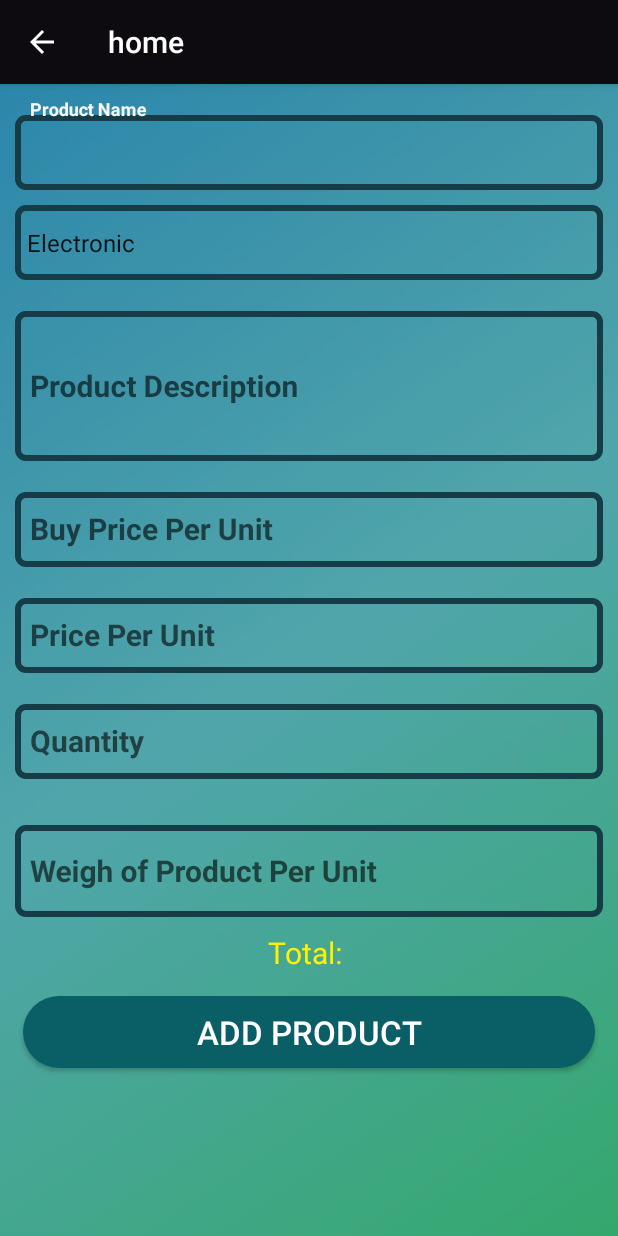
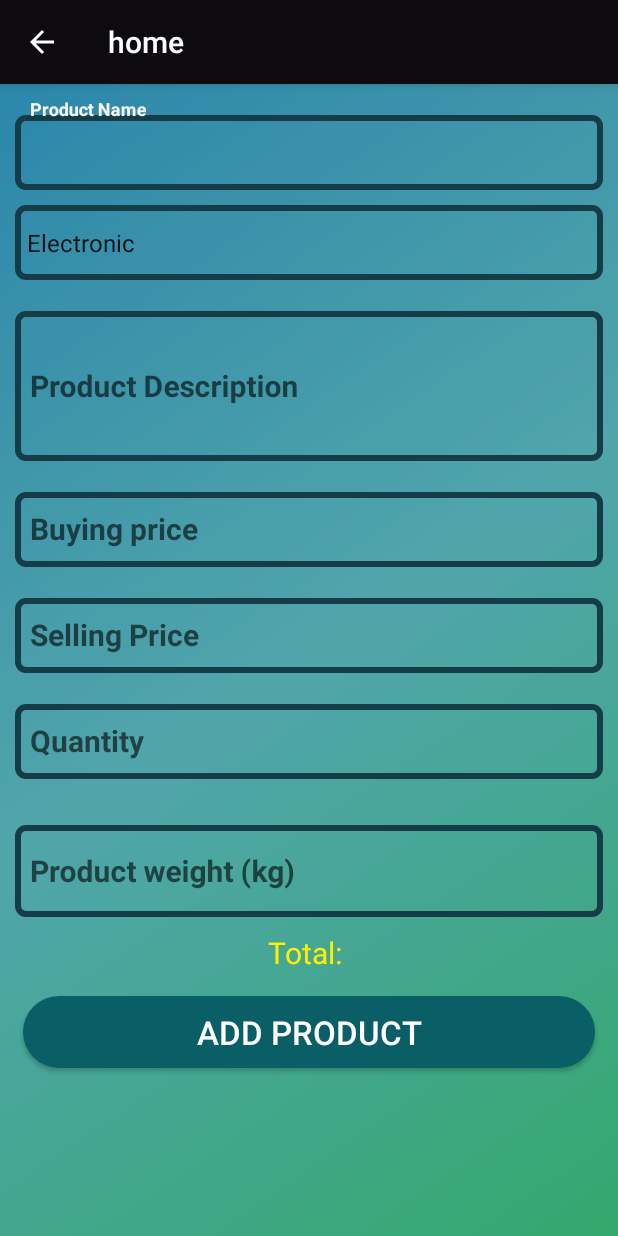
Before and after one commit to Khairul989/pos-sales, an Android app: the AddProduct screen opened directly, with no data from a screen before it, after a tap on "ADD PRODUCT", on a phone screen of 412 x 824 dp. Run offline under Robolectric (Android 15) with nearby library versions, the phone set to English and light mode, and no system bars; our stand-ins replace Firebase (no records; nobody signed in at launch, a user with empty details on screens opened directly).

Commit message:
-update value edit text dekat add product -tambah progressbar dekat add product -tambah UserID and product id

```diff
--- a/app/src/main/java/com/example/home/AddProduct.java
+++ b/app/src/main/java/com/example/home/AddProduct.java
@@ -11,12 +11,14 @@ import android.view.View;
 import android.widget.AdapterView;
 import android.widget.Button;
 import android.widget.EditText;
+import android.widget.ProgressBar;
 import android.widget.Spinner;
 import android.widget.TextView;
 import android.widget.Toast;
 
 import com.google.android.gms.tasks.OnCompleteListener;
 import com.google.android.gms.tasks.Task;
+import com.google.firebase.auth.FirebaseAuth;
 import com.google.firebase.firestore.DocumentReference;
 import com.google.firebase.firestore.FirebaseFirestore;
 
@@ -29,6 +31,7 @@ public class AddProduct extends AppCompatActivity{
     Spinner ProdCategory;
     Button btnAdd;
     FirebaseFirestore ff;
+    ProgressBar pb;
     @Override
     protected void onCreate(Bundle savedInstanceState) {
         super.onCreate(savedInstanceState);
@@ -42,6 +45,7 @@ public class AddProduct extends AppCompatActivity{
         Weight = findViewById(R.id.weight);
         ProdCategory = findViewById(R.id.prodCategory);
         btnAdd = findViewById(R.id.btnAdd);
+        pb = findViewById(R.id.progressBar3);
         ff = FirebaseFirestore.getInstance();
 
         getSupportActionBar().setDisplayHomeAsUpEnabled(true);
@@ -65,14 +69,18 @@ public class AddProduct extends AppCompatActivity{
                 String pQuantity = prodQuantity.getText().toString();
                 String w = Weight.getText().toString();
                 String pCateg = ProdCategory.getSelectedItem().toString();
+                String total = totPrice.getText().toString();
 
                 if(TextUtils.isEmpty(pn) || TextUtils.isEmpty(pdesc) || TextUtils.isEmpty(BUnit) || TextUtils.isEmpty(PUnit) || TextUtils.isEmpty(pQuantity) || TextUtils.isEmpty(w) || TextUtils.isEmpty(pCateg)){
                     Toast.makeText(AddProduct.this, "Please make sure all the field is filled in!!",Toast.LENGTH_SHORT).show();
                 }
                 else
                 {
+                    FirebaseAuth fa = FirebaseAuth.getInstance();
+                    String uID = fa.getUid();
                     DocumentReference dr = ff.collection("Product").document();
                     Map<String,Object> product = new HashMap<>();
+                    product.put("User ID",uID);
                     product.put("Product ID",dr.getId());
                     product.put("Product Name", pn);
                     product.put("Product Description",pdesc);
@@ -81,6 +89,9 @@ public class AddProduct extends AppCompatActivity{
                     product.put("Quantity", pQuantity);
                     product.put("Product Weight",w);
                     product.put("Product Category", pCateg);
+                    product.put("Total Price",total);
+
+                    pb.setVisibility(View.VISIBLE);
                     dr.set(product).addOnCompleteListener(new OnCompleteListener<Void>() {
                         @Override
                         public void onComplete(@NonNull Task<Void> task) {
@@ -91,6 +102,7 @@ public class AddProduct extends AppCompatActivity{
                             else
                             {
                                 Toast.makeText(AddProduct.this,"Failed! "+task.getException(),Toast.LENGTH_SHORT).show();
+                                pb.setVisibility(View.GONE);
                             }
                         }
                     });
--- a/app/src/main/res/layout/activity_add_product2.xml
+++ b/app/src/main/res/layout/activity_add_product2.xml
@@ -81,11 +81,11 @@
                 android:layout_width="match_parent"
                 android:layout_height="50dp"
                 android:ems="10"
-                android:hint="Buy Price Per Unit"
+                android:hint="Buying price"
                 android:id="@+id/BPPUnit"
                 android:layout_marginLeft="10dp"
                 android:layout_marginRight="10dp"
-                android:inputType="number"
+                android:inputType="numberDecimal"
                 android:textSize="20sp"
                 android:textStyle="bold"
                 android:padding="10dp"
@@ -103,11 +103,11 @@
                 android:layout_width="match_parent"
                 android:layout_height="50dp"
                 android:ems="10"
-                android:hint="Price Per Unit"
+                android:hint="Selling Price"
                 android:id="@+id/PPUnit"
                 android:layout_marginLeft="10dp"
                 android:layout_marginRight="10dp"
-                android:inputType="number"
+                android:inputType="numberDecimal"
                 android:textSize="20sp"
                 android:textStyle="bold"
                 android:padding="10dp"
@@ -158,8 +158,8 @@
                 android:layout_marginRight="10dp"
                 android:background="@drawable/input_round_shape"
                 android:ems="10"
-                android:hint="Weigh of Product Per Unit"
-                android:inputType="number"
+                android:hint="Product weight (kg)"
+                android:inputType="numberDecimal"
                 android:padding="10dp"
                 android:textSize="20sp"
                 android:textStyle="bold" />
@@ -188,6 +188,14 @@
             android:layout_marginTop="10dp"
             android:background="@drawable/button_rounded"
             />
+
+        <ProgressBar
+            android:id="@+id/progressBar3"
+            style="?android:attr/progressBarStyle"
+            android:layout_width="match_parent"
+            android:layout_height="wrap_content"
+            android:visibility="invisible" />
+
     </LinearLayout>
 
 </ScrollView>
```
